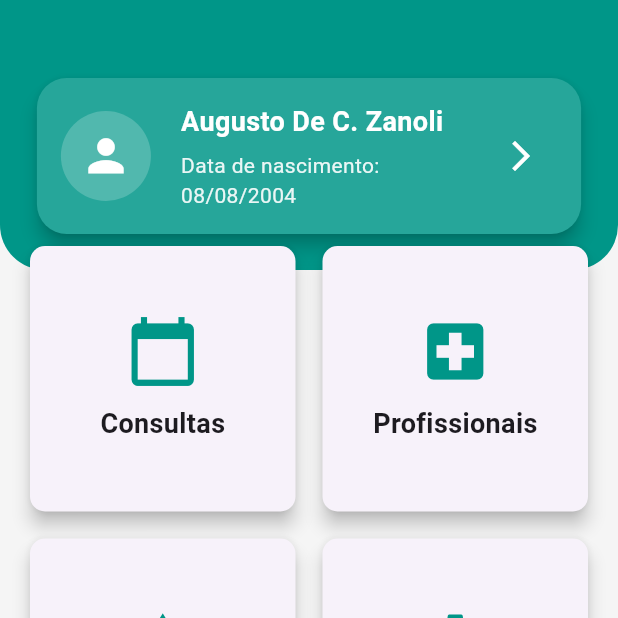
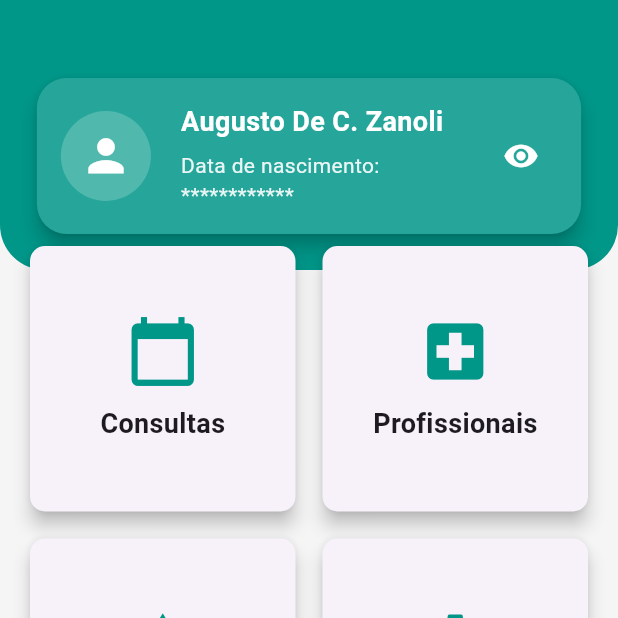
Before and after one commit to AugustoZanoli/doctors_app, a Flutter app: the MainLayout screen opened by its route, on a phone screen of 412 x 824 dp, the top half of it. Run offline on Flutter 3.47's test engine with Material 3 defaults, Android fonts, the phone set to English and light mode, and no system bars.

Commit message:
Criação da tela de perfil

```diff
--- a/doctors_app/lib/components/bottomNavigationBar.dart
+++ b/doctors_app/lib/components/bottomNavigationBar.dart
@@ -1,6 +1,7 @@
 import 'package:doctors_app/main.dart';
 import 'package:doctors_app/screens/consultas.dart';
 import 'package:doctors_app/screens/home.dart';
+import 'package:doctors_app/screens/perfil.dart';
 import 'package:flutter/material.dart';
 
 class MainLayout extends StatefulWidget {
@@ -14,7 +15,7 @@ class _MainLayoutState extends State<MainLayout> {
   final List<Widget> _pages = [
     Home(),
     Consultas(),
-    Center(child: Text('Perfil')),
+    Perfil(),
   ];
 
   void _onItemTapped(int index) {
--- a/doctors_app/lib/components/cardUser.dart
+++ b/doctors_app/lib/components/cardUser.dart
@@ -1,16 +1,24 @@
 import 'package:flutter/material.dart';
 import 'package:doctors_app/main.dart';
 
-class CardUser extends StatelessWidget {
+class CardUser extends StatefulWidget {
   final String title;
   final String route;
   final String data;
 
   const CardUser({
+    super.key,
     required this.title,
     required this.route,
     required this.data,
   });
+
+  @override
+  State<CardUser> createState() => _CardUserState();
+}
+
+class _CardUserState extends State<CardUser> {
+  bool isOpen = false;
 
   @override
   Widget build(BuildContext context) {
@@ -41,7 +49,7 @@ class CardUser extends StatelessWidget {
                   crossAxisAlignment: CrossAxisAlignment.start,
                   children: [
                     Text(
-                      title,
+                      widget.title,
                       style: TextStyle(
                         color: Colors.white,
                         fontSize: 18,
@@ -50,7 +58,7 @@ class CardUser extends StatelessWidget {
                     ),
                     SizedBox(height: 6),
                     Text(
-                      'Data de nascimento: 08/08/2004',
+                      isOpen ? 'Data de nascimento: ${widget.data}' : 'Data de nascimento: ************',
                       style: TextStyle(
                         color: Colors.white.withOpacity(0.9),
                         fontSize: 14,
@@ -60,9 +68,14 @@ class CardUser extends StatelessWidget {
                 ),
               ),
               IconButton(
-                icon: Icon(Icons.arrow_forward_ios, color: Colors.white),
+                icon: Icon(
+                  isOpen ? Icons.visibility_off : Icons.visibility,
+                  color: Colors.white,
+                ),
                 onPressed: () {
-                  // Navigator.pushNamed(context, route);
+                  setState(() {
+                    isOpen = !isOpen;
+                  });
                 },
               ),
             ],
--- a/doctors_app/lib/db/consultasDb.dart
+++ b/doctors_app/lib/db/consultasDb.dart
@@ -1,16 +1,3 @@
 List<Map<String, dynamic>> cardsData = [
-    {
-      'title': 'Dentista Cirurgião',
-      'route': '/consultas',
-      'medico': 'Adriano Oliveira Zanoli',
-      'data': '28/05/2025',
-      'status': 'Pendente',
-    },
-    {
-      'title': 'Oftamologista',
-      'route': '/consultas',
-      'medico': 'Marcia Aparecida',
-      'data': '02/05/2025',
-      'status': 'Finalizado',
-    },
+
   ];
--- a/doctors_app/lib/db/profissionaisDb.dart
+++ b/doctors_app/lib/db/profissionaisDb.dart
@@ -19,14 +19,14 @@ List<Map<String, dynamic>> profissionais = [
   },
   {
     'nome': 'Fernanda Costa Lima',
-    'area': 'Dermatologista',
-    'regiao': 'Pouso Alegre',
+    'area': 'Dentista Cirurgião',
+    'regiao': 'Itajubá',
     'foto': 'assets/medico3.jpeg',
   },
   {
     'nome': 'Carlos Eduardo Silva',
     'area': 'Cardiologista',
-    'regiao': 'Santa Rita do Sapucaí',
+    'regiao': 'Itajubá',
     'foto': 'assets/medico3.jpeg',
   },
   {
@@ -37,14 +37,14 @@ List<Map<String, dynamic>> profissionais = [
   },
   {
     'nome': 'Rafael Torres Almeida',
-    'area': 'Ortopedista',
-    'regiao': 'Brasópolis',
+    'area': 'Dentista Cirurgião',
+    'regiao': 'Itajubá',
     'foto': 'assets/medico3.jpeg',
   },
   {
     'nome': 'Patrícia Gonçalves Martins',
     'area': 'Ginecologista',
-    'regiao': 'Maria da Fé',
+    'regiao': 'Itajubá',
     'foto': 'assets/medico3.jpeg',
   },
 ];
--- a/doctors_app/lib/main.dart
+++ b/doctors_app/lib/main.dart
@@ -27,6 +27,7 @@ class MyApp extends StatelessWidget {
           '/novaconsulta': (context) => Novaconsulta(),
           '/home': (context) => MainLayout(),
           '/profissionais': (context) => Profissionais(),
+          '/login' : (context) => LoginPage(),
         });
   }
 }
--- a/doctors_app/lib/screens/profissionais.dart
+++ b/doctors_app/lib/screens/profissionais.dart
@@ -154,7 +154,7 @@ class _ProfissionaisState extends State<Profissionais> {
               child: FloatingActionButton(
                 backgroundColor: customTeal,
                 mini: true,
-                child: Icon(Icons.grid_on, color: Colors.white),
+                child: Icon(isList ? Icons.grid_on : Icons.list, color: Colors.white),
                 onPressed: () {
                   setState(() {
                     isList = !isList;
```
Also changed, not shown: doctors_app/lib/screens/perfil.dart (added, +193 -0 lines).
